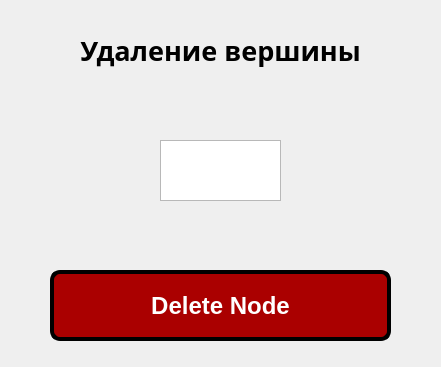
Qt form TravellerSalesMan/deletewindow.ui (SpidiMun/2-Semester) before a commit.
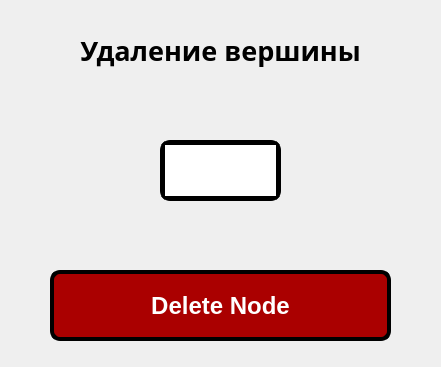
The same form after that commit.

Diff of the .ui file:
```diff
--- a/TravellerSalesMan/deletewindow.ui
+++ b/TravellerSalesMan/deletewindow.ui
@@ -25,6 +25,19 @@
   <property name="windowTitle">
    <string>Dialog</string>
   </property>
+  <property name="styleSheet">
+   <string notr="true">QTextEdit
+{
+	border: 5px solid rgb(0, 0, 0);
+	border-radius: 10px
+}
+
+QTextEdit::focus
+{
+	border: 5px solid rgb(0, 170, 255);
+	border-radius: 10px
+}</string>
+  </property>
   <widget class="QPushButton" name="btnDelete">
    <property name="geometry">
     <rect>
```
Left out of the diff: 14 changed lines with no effect on the pictures.
